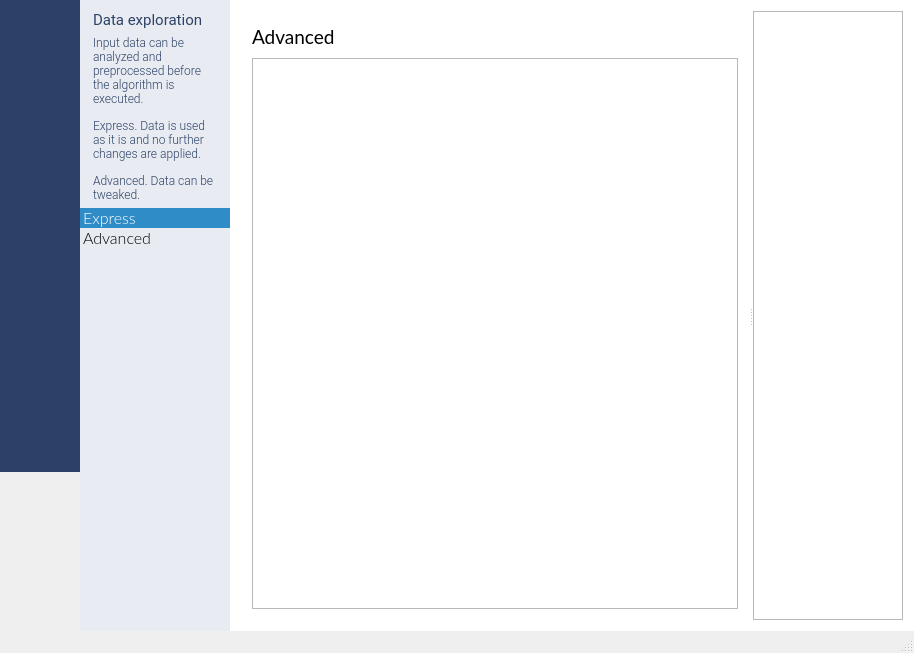
The window that source/mainwidget.ui (emigdioz/LeafGP) describes before a commit, drawn with Qt 5.
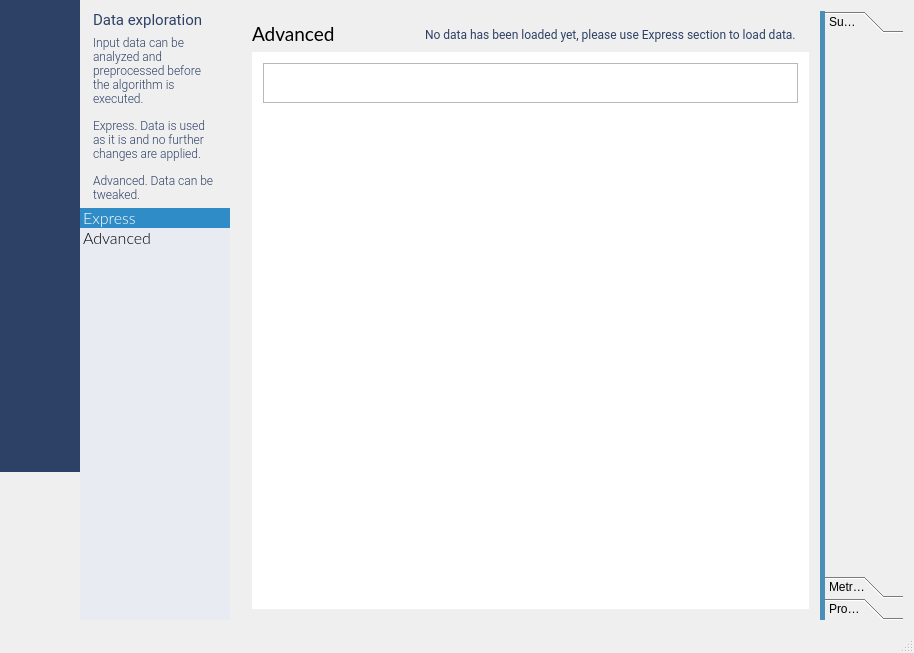
The same window after the commit. The open tabs and pages were chosen to show the change. Icons and pictures are not drawn. Custom widgets are drawn as their Qt base class.

```diff
--- a/source/mainwidget.ui
+++ b/source/mainwidget.ui
@@ -269,8 +269,11 @@
 	font-weight: normal;
 	font-size: 9pt;
 	color: rgb(45,65,102);
+	padding: 6px;
 }
-
+QPushButton:disabled {
+	color: rgb(232,236,242);
+}
 QPushButton:hover {
 	border-style: solid;
 	border-width: 1px;
@@ -382,7 +385,130 @@
 
  QScrollBar::add-page:vertical, QScrollBar::sub-page:vertical {
      background: none;
- }</string>
+ }
+
+QScrollBar:horizontal {
+     border: 0;
+     background: rgb(246,248,250);
+     height: 20px;
+     margin: 0 22px 0 22px;
+ }
+ QScrollBar::handle:horizontal {
+     background: rgb(232,236,242);
+     min-width: 20px;
+ }
+ QScrollBar::handle:hover:horizontal {
+     background: rgb(182,194,214);
+ }
+
+ QScrollBar::add-line:horizontal {
+     border: 0;
+     width: 20px;
+     subcontrol-position: right;
+     subcontrol-origin: margin;
+ }
+
+ QScrollBar::sub-line:horizontal {
+     border: 0;
+     width: 20px;
+     subcontrol-position: left;
+     subcontrol-origin: margin;
+ }
+ QScrollBar::left-arrow:horizontal {
+	background-image: url(:/icons/resources/images/scrollbar_leftarrow.png);
+ }
+ QScrollBar::left-arrow:hover:horizontal {
+	background-image: url(:/icons/resources/images/scrollbar_leftarrow_hover.png);
+ }
+
+ QScrollBar::right-arrow:horizontal {
+	background-image: url(:/icons/resources/images/scrollbar_rightarrow.png);
+}
+ QScrollBar::right-arrow:hover:horizontal {
+	background-image: url(:/icons/resources/images/scrollbar_rightarrow_hover.png);
+}
+
+ QScrollBar::add-page:horizontal, QScrollBar::sub-page:horizontal {
+     background: none;
+ }
+
+QToolBox::tab {
+    background: rgb(49,96,125);    
+    color: white;
+	font-family: Lato;
+	font-weight: 200;
+	font-size: 12pt;
+	height: 32px;
+	border-bottom: 1px solid;
+	border-color: rgb(63,122,160);
+}
+
+QToolBox::tab:selected {
+	font-weight: normal;
+}
+QToolBox::tab:hover {
+    background: rgb(75,143,185);    
+}
+
+QToolBox QScrollArea&gt;QWidget&gt;QWidget {
+	background: rgb(63,122,160);
+}
+
+QTableView {
+	background-color: rgb(255,255,255);
+	color: rgb(45,65,102);
+	font-family: Roboto;
+	font-weight: 200;
+	font-size: 9pt;
+	border-style: none;
+	gridline-color: rgb(255,255,255);
+}
+QHeaderView {
+	background-color: rgb(255,255,255);
+}
+
+QHeaderView::section
+{
+	background-color: rgb(255,255,255);
+	color: rgb(45,65,102);
+	font-family: Roboto;
+	font-weight: normal;
+	font-size: 9pt;
+	border-style: none;
+}
+QHeaderView::section:horizontal
+{
+    border-bottom: 2px solid rgb(232,236,242);
+}
+
+QHeaderView::section:vertical
+{
+    border-bottom: 2px solid rgb(232,236,242);
+}
+
+QTableView::item:selected
+{
+	background-color: rgb(182,194,214);
+	color: rgb(45,65,102);
+}
+QTableView::item:hover
+{
+	background-color: rgb(232,236,242);
+}
+
+QTableView::row:hover
+{
+	background-color: rgb(232,236,242);
+}
+
+QTableView QTableCornerButton::section {
+    background-color: rgb(255,255,255);
+	border: none;
+}
+
+QTableView::item {
+    border-bottom : 2px solid rgb(232,236,242);
+}</string>
       </property>
       <property name="currentIndex">
        <number>0</number>
@@ -879,43 +1005,206 @@
            </layout>
           </widget>
           <widget class="QWidget" name="pageDataAdvanced">
+           <property name="styleSheet">
+            <string notr="true">QSplitter::handle {
+	background: rgb(75,143,185);
+}</string>
+           </property>
            <layout class="QGridLayout" name="gridLayout_5">
             <item row="0" column="0">
              <widget class="QSplitter" name="splitter">
               <property name="orientation">
                <enum>Qt::Horizontal</enum>
               </property>
+              <property name="opaqueResize">
+               <bool>true</bool>
+              </property>
+              <property name="handleWidth">
+               <number>5</number>
+              </property>
               <widget class="QWidget" name="verticalLayoutWidget_3">
                <layout class="QVBoxLayout" name="verticalLayout_3">
                 <item>
-                 <widget class="QLabel" name="label_4">
+                 <widget class="QFrame" name="frame_20">
                   <property name="maximumSize">
                    <size>
                     <width>16777215</width>
                     <height>30</height>
                    </size>
                   </property>
-                  <property name="styleSheet">
-                   <string notr="true">QLabel
+                  <property name="frameShape">
+                   <enum>QFrame::NoFrame</enum>
+                  </property>
+                  <property name="frameShadow">
+                   <enum>QFrame::Raised</enum>
+                  </property>
+                  <layout class="QGridLayout" name="gridLayout_24">
+                   <property name="leftMargin">
+                    <number>0</number>
+                   </property>
+                   <property name="topMargin">
+                    <number>0</number>
+                   </property>
+                   <property name="rightMargin">
+                    <number>0</number>
+                   </property>
+                   <property name="bottomMargin">
+                    <number>0</number>
+                   </property>
+                   <property name="spacing">
+                    <number>0</number>
+                   </property>
+                   <item row="0" column="0">
+                    <layout class="QHBoxLayout" name="horizontalLayout_2">
+                     <item>
+                      <widget class="QLabel" name="label_4">
+                       <property name="minimumSize">
+                        <size>
+                         <width>0</width>
+                         <height>0</height>
+                        </size>
+                       </property>
+                       <property name="maximumSize">
+                        <size>
+                         <width>16777215</width>
+                         <height>30</height>
+                        </size>
+                       </property>
+                       <property name="styleSheet">
+                        <string notr="true">QLabel
 {
 	font-family: Lato;
 	font-weight: normal;
 	font-size: 14pt;
 }</string>
-                  </property>
-                  <property name="text">
-                   <string>Advanced</string>
-                  </property>
+                       </property>
+                       <property name="text">
+                        <string>Advanced</string>
+                       </property>
+                      </widget>
+                     </item>
+                     <item>
+                      <widget class="QLabel" name="label_31">
+                       <property name="styleSheet">
+                        <string notr="true">QLabel
+{
+	font-family: Roboto;
+	font-weight: normal;
+	font-size: 9pt;
+	padding-left: 10px;
+	padding-right: 10px;
+	color: rgb(45,65,102);
+}</string>
+                       </property>
+                       <property name="text">
+                        <string>No data has been loaded yet, please use Express section to load data.</string>
+                       </property>
+                      </widget>
+                     </item>
+                    </layout>
+                   </item>
+                  </layout>
                  </widget>
                 </item>
                 <item>
                  <widget class="QFrame" name="frame_4">
                   <property name="frameShape">
-                   <enum>QFrame::StyledPanel</enum>
+                   <enum>QFrame::NoFrame</enum>
                   </property>
                   <property name="frameShadow">
                    <enum>QFrame::Raised</enum>
                   </property>
+                  <layout class="QGridLayout" name="gridLayout_27">
+                   <property name="leftMargin">
+                    <number>0</number>
+                   </property>
+                   <property name="topMargin">
+                    <number>0</number>
+                   </property>
+                   <property name="rightMargin">
+                    <number>0</number>
+                   </property>
+                   <property name="bottomMargin">
+                    <number>0</number>
+                   </property>
+                   <property name="spacing">
+                    <number>0</number>
+                   </property>
+                   <item row="0" column="0">
+                    <widget class="QStackedWidget" name="stackedWidgetDataAdvanced">
+                     <property name="styleSheet">
+                      <string notr="true">QWidget#pageSummary {
+	background: rgb(255,255,255);
+}
+
+QWidget#pageStatistics {
+	background: rgb(255,255,255);
+}
+
+QWidget#pageProcessing {
+	background: rgb(255,255,255);
+}</string>
+                     </property>
+                     <property name="currentIndex">
+                      <number>0</number>
+                     </property>
+                     <widget class="QWidget" name="pageSummary">
+                      <layout class="QGridLayout" name="gridLayout_29">
+                       <item row="0" column="0">
+                        <layout class="QVBoxLayout" name="verticalLayout_16">
+                         <item>
+                          <widget class="QFrame" name="frame_22">
+                           <property name="minimumSize">
+                            <size>
+                             <width>0</width>
+                             <height>40</height>
+                            </size>
+                           </property>
+                           <property name="frameShape">
+                            <enum>QFrame::StyledPanel</enum>
+                           </property>
+                           <property name="frameShadow">
+                            <enum>QFrame::Raised</enum>
+                           </property>
+                          </widget>
+                         </item>
+                         <item>
+                          <widget class="QTableView" name="tableViewDataSummary">
+                           <property name="focusPolicy">
+                            <enum>Qt::NoFocus</enum>
+                           </property>
+                           <property name="styleSheet">
+                            <string notr="true"/>
+                           </property>
+                           <property name="frameShape">
+                            <enum>QFrame::NoFrame</enum>
+                           </property>
+                           <property name="horizontalScrollBarPolicy">
+                            <enum>Qt::ScrollBarAsNeeded</enum>
+                           </property>
+                           <property name="selectionMode">
+                            <enum>QAbstractItemView::SingleSelection</enum>
+                           </property>
+                           <property name="selectionBehavior">
+                            <enum>QAbstractItemView::SelectColumns</enum>
+                           </property>
+                           <property name="showGrid">
+                            <bool>false</bool>
+                           </property>
+                           <property name="cornerButtonEnabled">
+                            <bool>false</bool>
+                           </property>
+                          </widget>
+                         </item>
+                        </layout>
+                       </item>
+                      </layout>
+                     </widget>
+                     <widget class="QWidget" name="pageStatistics"/>
+                     <widget class="QWidget" name="pageProcessing"/>
+                    </widget>
+                   </item>
+                  </layout>
                  </widget>
                 </item>
                </layout>
@@ -928,11 +1217,81 @@
                 </size>
                </property>
                <property name="frameShape">
-                <enum>QFrame::StyledPanel</enum>
+                <enum>QFrame::NoFrame</enum>
                </property>
                <property name="frameShadow">
                 <enum>QFrame::Raised</enum>
                </property>
+               <layout class="QGridLayout" name="gridLayout_25">
+                <property name="leftMargin">
+                 <number>0</number>
+                </property>
+                <property name="topMargin">
+                 <number>0</number>
+                </property>
+                <property name="rightMargin">
+                 <number>0</number>
+                </property>
+                <property name="bottomMargin">
+                 <number>0</number>
+                </property>
+                <property name="spacing">
+                 <number>0</number>
+                </property>
+                <item row="0" column="0">
+                 <widget class="QToolBox" name="toolBoxData">
+                  <property name="styleSheet">
+                   <string notr="true"/>
+                  </property>
+                  <property name="currentIndex">
+                   <number>0</number>
+                  </property>
+                  <property name="tabSpacing">
+                   <number>0</number>
+                  </property>
+                  <widget class="QWidget" name="page">
+                   <property name="geometry">
+                    <rect>
+                     <x>0</x>
+                     <y>0</y>
+                     <width>86</width>
+                     <height>511</height>
+                    </rect>
+                   </property>
+                   <attribute name="label">
+                    <string>Summary</string>
+                   </attribute>
+                   <layout class="QGridLayout" name="gridLayout_26"/>
+                  </widget>
+                  <widget class="QWidget" name="page_3">
+                   <property name="geometry">
+                    <rect>
+                     <x>0</x>
+                     <y>0</y>
+                     <width>86</width>
+                     <height>511</height>
+                    </rect>
+                   </property>
+                   <attribute name="label">
+                    <string>Metrics</string>
+                   </attribute>
+                  </widget>
+                  <widget class="QWidget" name="page_2">
+                   <property name="geometry">
+                    <rect>
+                     <x>0</x>
+                     <y>0</y>
+                     <width>86</width>
+                     <height>511</height>
+                    </rect>
+                   </property>
+                   <attribute name="label">
+                    <string>Processing</string>
+                   </attribute>
+                  </widget>
+                 </widget>
+                </item>
+               </layout>
               </widget>
              </widget>
             </item>
```
Left out of the diff: 101 changed lines with no effect on the pictures.
